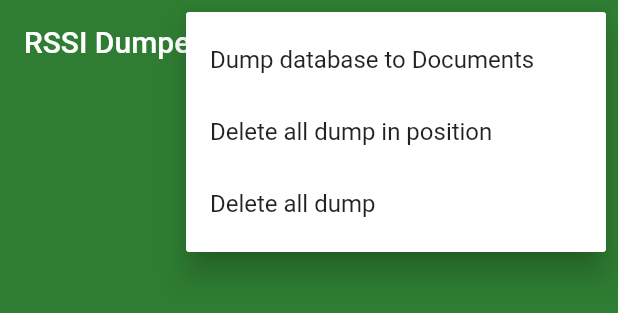
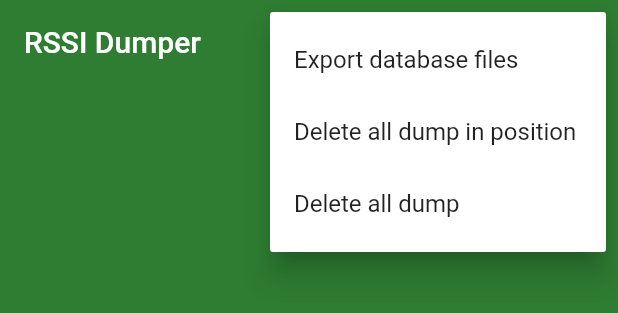
Before and after one commit to lucassusanto/android-wifi-rssi-dumper, a Flutter app: the SignalDumperAppBar widget shown alone on an empty page, opened directly, after a tap on the "more vert" icon, on a phone screen of 412 x 824 dp. Shown: the top 313 px of the screen. Run offline on Flutter 3.47's test engine with Material 2 defaults, Android fonts, the phone set to English and light mode, and no system bars; our stand-ins replace auto_route, bloc, dartz, flushbar, flutter_bloc, freezed_annotation and 4 more; missing offline and left inert: android_wifi_info; generated files the repository leaves out were written again.

Commit message:
update ui texts

```diff
--- a/lib/presentation/signal_dumper/widgets/app_bar.dart
+++ b/lib/presentation/signal_dumper/widgets/app_bar.dart
@@ -29,7 +29,7 @@ class SignalDumperAppBar extends StatelessWidget {
             var list = List<PopupMenuEntry<Object>>();
             list.add(
               PopupMenuItem(
-                child: Text('Dump database to Documents'),
+                child: Text('Export database files'),
                 value: 1,
               ),
             );
@@ -55,7 +55,8 @@ class SignalDumperAppBar extends StatelessWidget {
   void exportDatabaseFiles(context) {
     showConfirmationDialog(
       context: context,
-      message: 'Are you sure to export database into files?',
+      message:
+          'Are you sure to export database into files? Files will be stored in Android/data/com.unicode.wifi_rssi_dumper/files',
       action: () {
         BlocProvider.of<SignalDumperBloc>(context)
             .add(const SignalDumperEvent.exportDatabaseFiles());
```
